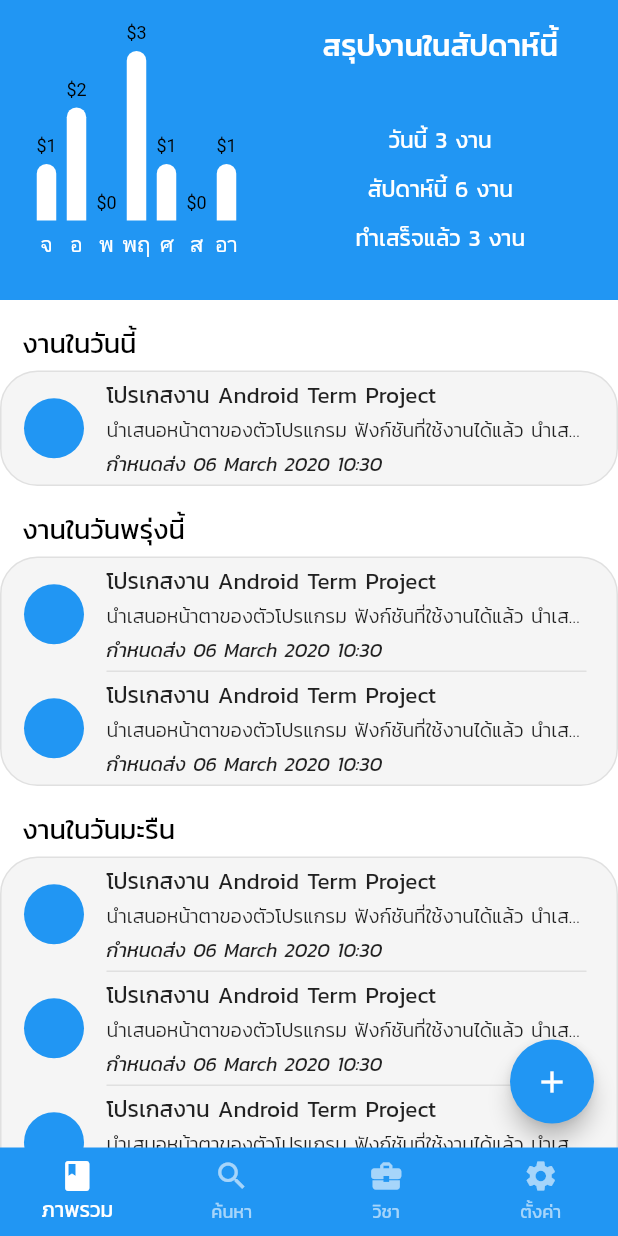
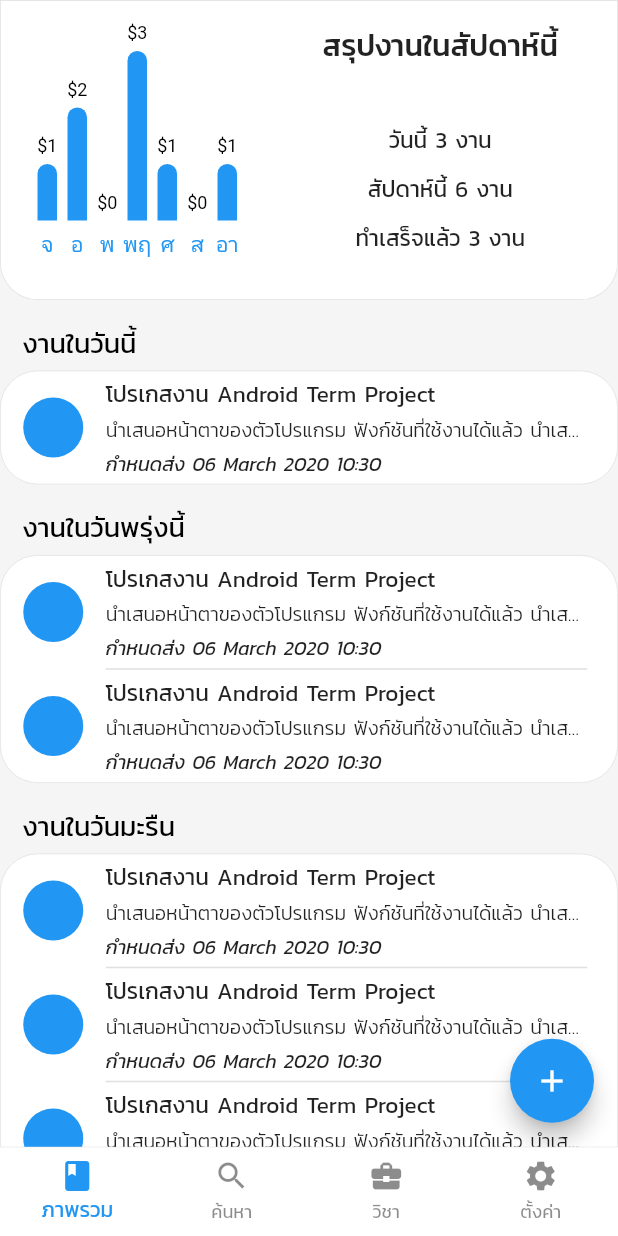
Before and after one commit to Manneaber/Essistant, a Flutter app: the screen it shows after launch, on a phone screen of 412 x 824 dp. Run offline on Flutter 3.47's test engine with Material 2 defaults, Android fonts, the phone set to English and light mode, and no system bars; our stand-ins replace charts_flutter, flutter_secure_storage, googleapis_auth, sqflite; missing offline and left inert: googleapis; accounts and stored records are empty.

Commit message:
White Theme

```diff
--- a/lib/main.dart
+++ b/lib/main.dart
@@ -19,9 +19,11 @@ class MyApp extends StatelessWidget {
       debugShowCheckedModeBanner: false,
       theme: ThemeData(
           primarySwatch: Colors.blue,
-          accentColor: Colors.white,
-          unselectedWidgetColor: Colors.white60,
-          bottomAppBarColor: Colors.blue,
+          primaryColor: Colors.white,
+          accentColor: Colors.blue,
+          unselectedWidgetColor: Colors.black45,
+          bottomAppBarColor: Colors.white,
+          primaryTextTheme: TextTheme(),
           fontFamily: 'Kanit'),
       home: MainView(),
       routes: {
--- a/lib/routes/addtask_route.dart
+++ b/lib/routes/addtask_route.dart
@@ -58,7 +58,6 @@ class AddTaskRoute extends StatelessWidget {
                             height: 40,
                             child: CircleAvatar(
                               backgroundColor: Colors.blue,
-                              child: Icon(Icons.ac_unit),
                             ),
                           ),
                           SizedBox(width: 15),
@@ -153,8 +152,7 @@ class AddTaskRoute extends StatelessWidget {
                           SizedBox(
                             width: 40,
                             height: 40,
-                            child: CircleAvatar(
-                              backgroundColor: Colors.blue,
+                            child: Center(
                               child: Icon(Icons.ac_unit),
                             ),
                           ),
--- a/lib/routes/main_view.dart
+++ b/lib/routes/main_view.dart
@@ -36,7 +36,16 @@ class _MainViewState extends State<MainView> {
   @override
   Widget build(BuildContext context) {
     return Scaffold(
-      bottomNavigationBar: BottomNavigationBar(
+      bottomNavigationBar: Container(
+        decoration: BoxDecoration(
+          border: Border(
+            top: BorderSide(
+              color: Colors.grey[300],
+              width: 0.5
+            ),
+          ),
+        ),
+        child: BottomNavigationBar(
           type: BottomNavigationBarType.fixed,
           currentIndex: _currentIndex,
           onTap: (id) {
@@ -65,6 +74,7 @@ class _MainViewState extends State<MainView> {
           selectedItemColor: Theme.of(context).accentColor,
           unselectedItemColor: Theme.of(context).unselectedWidgetColor,
         ),
+      ),
       body: _currentView,
     );
   }
--- a/lib/routes/overview_route.dart
+++ b/lib/routes/overview_route.dart
@@ -97,12 +97,12 @@ class _OverviewRouteState extends State<OverviewRoute> {
   @override
   Widget build(BuildContext context) {
     return Scaffold(
-      appBar: OverviewTop(),
       floatingActionButton: AnimatedFloatingButton(),
-      backgroundColor: Colors.white,
+      backgroundColor: Colors.grey[100],
       body: ListView(
         physics: BouncingScrollPhysics(),
         children: [
+          OverviewTop(),
           widget.maker.create(title: "งานในวันนี้", assignments: _fakeData1),
           widget.maker
               .create(title: "งานในวันพรุ่งนี้", assignments: _fakeData2),
--- a/lib/routes/subject_route.dart
+++ b/lib/routes/subject_route.dart
@@ -27,9 +27,9 @@ class _SubjectRouteState extends State<SubjectRoute> {
           Expanded(
             child: Container(
               child: ListView.separated(
+                  physics: BouncingScrollPhysics(),
                   separatorBuilder: (context, position) {
-                    return Container(
-                    );
+                    return Container();
                   },
                   itemBuilder: (context, position) {
                     return Column(
@@ -48,7 +48,6 @@ class _SubjectRouteState extends State<SubjectRoute> {
                           ),
                         ),
                       ],
-
                     );
                   },
                   itemCount: 10),
--- a/lib/routes/widgets/overview_chart.dart
+++ b/lib/routes/widgets/overview_chart.dart
@@ -34,8 +34,8 @@ class OverviewChart extends StatelessWidget {
       domainAxis: OrdinalAxisSpec(
         showAxisLine: false,
         renderSpec: SmallTickRendererSpec(
-          labelStyle: TextStyleSpec(fontSize: 14, color: MaterialPalette.white),
-          lineStyle: LineStyleSpec(color: MaterialPalette.white),
+          labelStyle: TextStyleSpec(fontSize: 14, color: MaterialPalette.blue.shadeDefault),
+          lineStyle: LineStyleSpec(color: MaterialPalette.blue.shadeDefault),
         ),
       ),
     );
@@ -58,7 +58,7 @@ class OverviewChart extends StatelessWidget {
         id: 'Sales',
         domainFn: (LinearSales sales, _) => sales.day,
         measureFn: (LinearSales sales, _) => sales.sales,
-        colorFn: (LinearSales sales, _) => Color.white,
+        colorFn: (LinearSales sales, _) => MaterialPalette.blue.shadeDefault,
         labelAccessorFn: (LinearSales sales, _) => '\$${sales.sales.toString()}',
         data: data,
       )
--- a/lib/routes/widgets/overview_feed_maker.dart
+++ b/lib/routes/widgets/overview_feed_maker.dart
@@ -42,9 +42,14 @@ class FeedMaker {
     return Container(
       width: double.maxFinite,
       decoration: BoxDecoration(
-        color: Colors.grey[100],
+        color: Colors.white,
         borderRadius: BorderRadius.circular(25),
-        border: Border.all(color: Colors.grey[300]),
+        border: Border.fromBorderSide(
+          BorderSide(
+            color: Colors.grey[300],
+            width: 0.5
+          ),
+        ),
       ),
       child: Column(
         mainAxisSize: MainAxisSize.max,
--- a/lib/routes/widgets/overview_top_widget.dart
+++ b/lib/routes/widgets/overview_top_widget.dart
@@ -13,9 +13,21 @@ class _OverviewTopState extends State<OverviewTop> {
   Widget build(BuildContext context) {
     return Container(
       height: 200,
+      decoration: BoxDecoration(
+        color: Theme.of(context).primaryColor,
+        borderRadius: BorderRadius.only(
+          bottomLeft: Radius.circular(25),
+          bottomRight: Radius.circular(25),
+        ),
+        border: Border.fromBorderSide(
+          BorderSide(
+            color: Colors.grey[300],
+            width: 0.5
+          ),
+        ),
+      ),
       padding: EdgeInsets.fromLTRB(
           15, 15 + MediaQuery.of(context).padding.top, 15, 15),
-      color: Theme.of(context).primaryColor,
       child: Row(
         children: [
           SizedBox(
@@ -31,10 +43,9 @@ class _OverviewTopState extends State<OverviewTop> {
                 mainAxisAlignment: MainAxisAlignment.spaceBetween,
                 children: [
                   Text(
-                      "สรุปงานในสัปดาห์นี้",
+                    "สรุปงานในสัปดาห์นี้",
                     maxLines: 1,
                     style: TextStyle(
-                      color: Theme.of(context).accentColor,
                       fontSize: 20,
                       fontWeight: FontWeight.w500,
                     ),
@@ -44,7 +55,6 @@ class _OverviewTopState extends State<OverviewTop> {
                     "วันนี้ 3 งาน",
                     maxLines: 1,
                     style: TextStyle(
-                      color: Theme.of(context).accentColor,
                       fontSize: 15,
                     ),
                   ),
@@ -52,7 +62,6 @@ class _OverviewTopState extends State<OverviewTop> {
                     "สัปดาห์นี้ 6 งาน",
                     maxLines: 1,
                     style: TextStyle(
-                      color: Theme.of(context).accentColor,
                       fontSize: 15,
                     ),
                   ),
@@ -60,7 +69,6 @@ class _OverviewTopState extends State<OverviewTop> {
                     "ทำเสร็จแล้ว 3 งาน",
                     maxLines: 1,
                     style: TextStyle(
-                      color: Theme.of(context).accentColor,
                       fontSize: 15,
                     ),
                   ),
```
Also changed, not shown: lib/routes/setting_route.dart (+22 -14 lines). Lines whose indentation alone changed are shown as unchanged.
